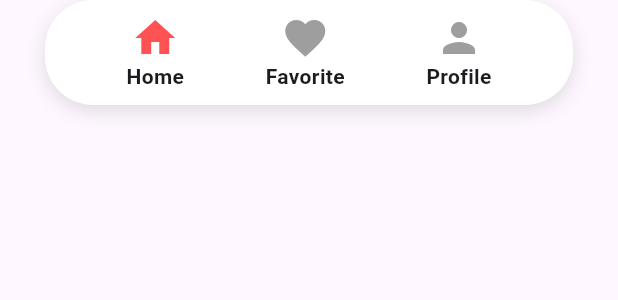
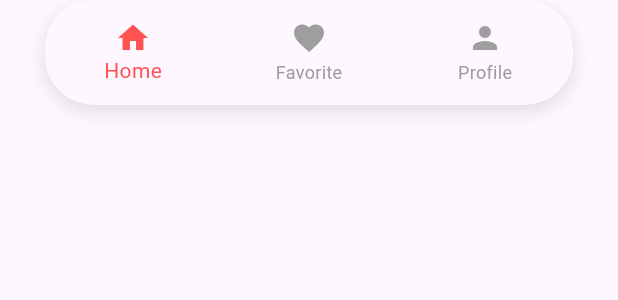
Before and after one commit to MahmoudMohamed447/practise_api_news_app, a Flutter app: the CustomBottomNavigationBar widget shown alone on an empty page, opened directly, on a phone screen of 412 x 824 dp. Shown: the top 300 px of the screen. Run offline on Flutter 3.47's test engine with Material 3 defaults, Android fonts, the light colour scheme and no system bars; network calls fail.

Commit message:
delete custom navbottom file and end bottom navitgation bar

```diff
--- a/lib/views/home_view.dart
+++ b/lib/views/home_view.dart
@@ -16,6 +16,7 @@ class _HomeViewState extends State<HomeView> {
   @override
   Widget build(BuildContext context) {
     return Scaffold(
+      extendBody: true,
         appBar: AppBar(
           elevation: 0,
           title: const CustomAppBar(),
--- a/lib/widgets/custom_bottom_navigation_bar.dart
+++ b/lib/widgets/custom_bottom_navigation_bar.dart
@@ -1,8 +1,15 @@
 import 'package:flutter/material.dart';
-import 'package:practise_api_news_app/widgets/custom_nav_bar_items.dart';
 
-class CustomBottomNavigationBar extends StatelessWidget {
+class CustomBottomNavigationBar extends StatefulWidget {
   const CustomBottomNavigationBar({super.key});
+
+  @override
+  State<CustomBottomNavigationBar> createState() =>
+      _CustomBottomNavigationBarState();
+}
+
+class _CustomBottomNavigationBarState extends State<CustomBottomNavigationBar> {
+ int currentIcon = 0;
 
   @override
   Widget build(BuildContext context) {
@@ -21,33 +28,26 @@ class CustomBottomNavigationBar extends StatelessWidget {
               ),
             ],
           ),
-        child: Row(
-          mainAxisAlignment: MainAxisAlignment.spaceEvenly,
-          children: [
-            CustomNavBarItems(
-                icon: Icons.home,
-                iconName: 'Home',
-                onTap: () {
-                  print('Home Selected');
+          child: ClipRRect(
+            borderRadius: BorderRadius.circular(32),
+            child: BottomNavigationBar(
+                selectedItemColor: Colors.redAccent,
+                unselectedItemColor: Colors.grey,
+                currentIndex: currentIcon,
+                onTap: (index) {
+                  setState(() {
+                    currentIcon = index;
+                  });
                 },
-                isSelected: true),
-            CustomNavBarItems(
-                icon: Icons.favorite,
-                iconName: 'Favorite',
-                onTap: () {
-                  print('Favorite Selected');
-                },
-                isSelected: false),
-            CustomNavBarItems(
-                icon: Icons.person,
-                iconName: 'Profile',
-                onTap: () {
-                  print('Profile Selected');
-                },
-                isSelected: false),
-          ],
-        ),
-      ),
+                items: const [
+                  BottomNavigationBarItem(
+                      icon: Icon(Icons.home), label: 'Home'),
+                  BottomNavigationBarItem(
+                      icon: Icon(Icons.favorite), label: 'Favorite'),
+                  BottomNavigationBarItem(
+                      icon: Icon(Icons.person), label: 'Profile'),
+                ]),
+          )),
     );
   }
 }
--- a/lib/widgets/custom_nav_bar_items.dart
+++ /dev/null
@@ -1,31 +0,0 @@
-import 'package:flutter/material.dart';
-
-class CustomNavBarItems extends StatelessWidget {
-  const CustomNavBarItems(
-      {super.key,
-      required this.icon,
-      required this.iconName,
-      required this.onTap,
-      required this.isSelected});
-  final IconData icon;
-  final String iconName;
-  final bool isSelected;
-  final VoidCallback onTap;
-  @override
-  Widget build(BuildContext context) {
-    return GestureDetector(
-      onTap: onTap,
-      child: Column(
-        mainAxisAlignment: MainAxisAlignment.center,
-        children: [
-          Icon(
-            icon,
-            color: isSelected ? Colors.redAccent : Colors.grey,
-            size: 32,
-          ),
-          Text(iconName,style:const TextStyle(fontWeight: FontWeight.bold),)
-        ],
-      ),
-    );
-  }
-}
```
Lines whose indentation alone changed are shown as unchanged.
